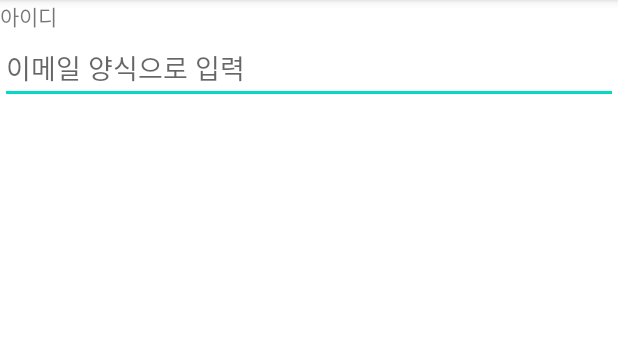
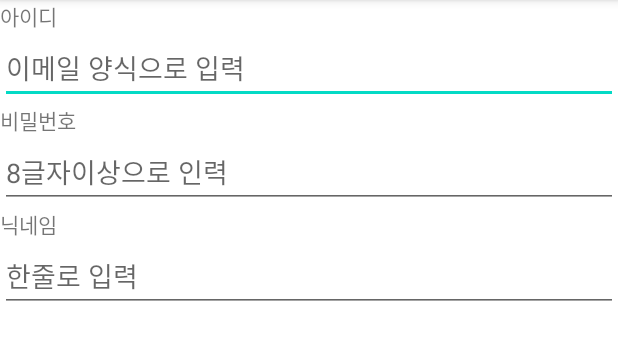
Before and after one commit to kim-chang-wan/Mspace, an Android app: the screen it shows after launch (MainActivity), on a phone screen of 412 x 824 dp, the part 84-444 px from its top. Run offline under Robolectric (Android 15) with nearby library versions, the light colour scheme and no system bars.

Commit message:
edittext 체험

```diff
--- a/app/src/main/res/layout/activity_main.xml
+++ b/app/src/main/res/layout/activity_main.xml
@@ -16,6 +16,24 @@
         android:layout_height="wrap_content"
         android:hint="이메일 양식으로 입력"
         android:inputType="textEmailAddress"/>
-
-
+    <TextView
+        android:layout_width="wrap_content"
+        android:layout_height="wrap_content"
+        android:text="비밀번호"/>
+    <EditText
+        android:layout_width="match_parent"
+        android:layout_height="wrap_content"
+        android:hint="8글자이상으로 인력"
+        android:inputType="textPassword"/>
+    <TextView
+        android:layout_width="wrap_content"
+        android:layout_height="wrap_content"
+        android:text="닉네임"/>
+    <EditText
+        android:layout_width="match_parent"
+        android:layout_height="wrap_content"
+        android:hint="한줄로 입력"
+        android:singleLine="true"
+        android:imeOptions="actionGo"
+        />
 </LinearLayout>
```
